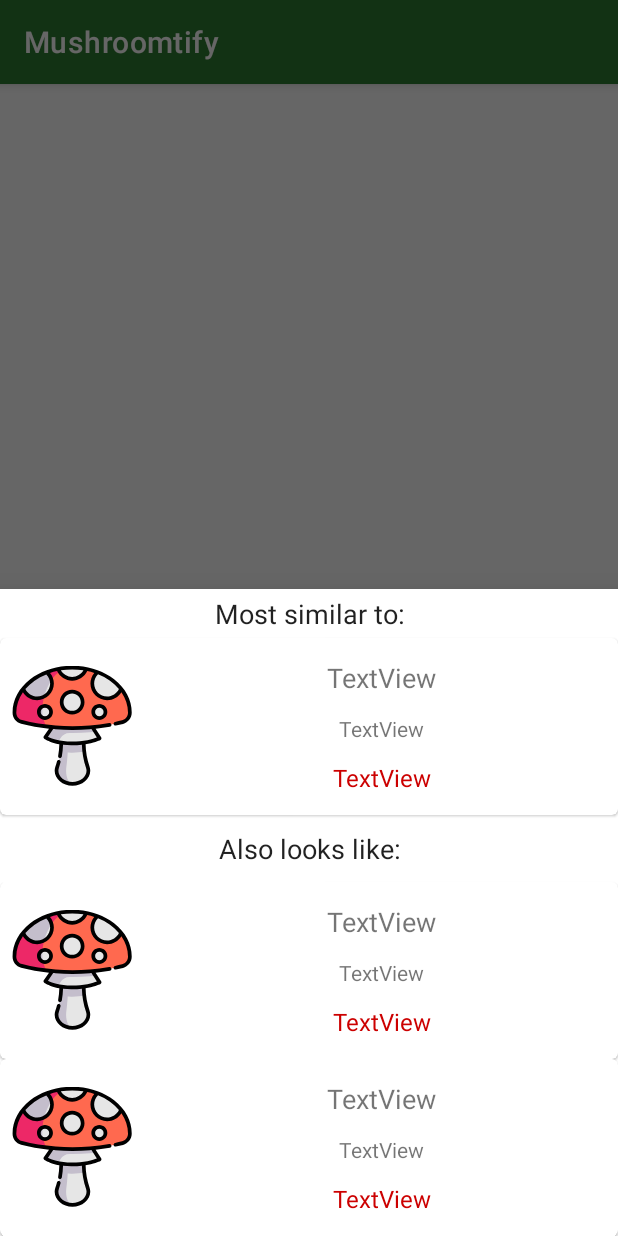
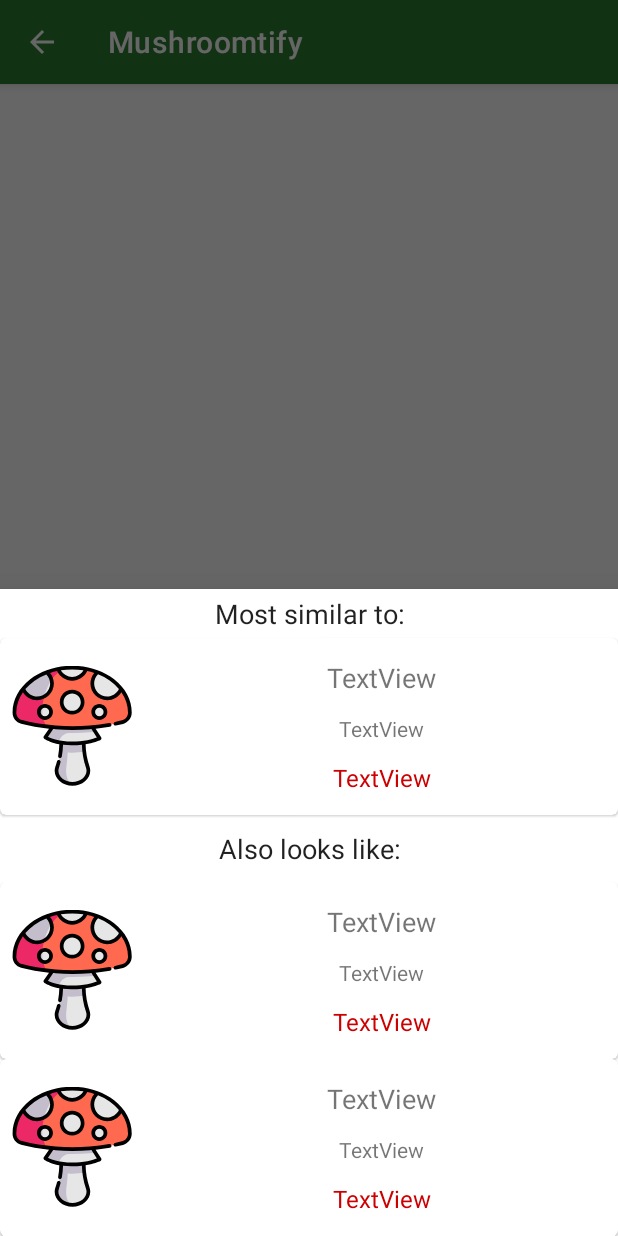
Before and after one commit to abdurahmanovart/Mushroomtify, an Android app: the RecognitionActivity screen opened directly, with no data from a screen before it, on a phone screen of 412 x 824 dp. Run offline under Robolectric (Android 15) with nearby library versions, the phone set to English and light mode, and no system bars; libraries missing offline, so code that uses them is left out: org.pytorch, org.pytorch.torchvision; network calls fail; 29 statements that could not run were skipped.

Commit message:
Added back button on recognition activity

```diff
--- a/app/src/main/java/ai/arturxdroid/mushroomtify/RecognitionActivity.kt
+++ b/app/src/main/java/ai/arturxdroid/mushroomtify/RecognitionActivity.kt
@@ -31,12 +31,19 @@ class RecognitionActivity : AppCompatActivity() {
         coroutineScope.cancel()
     }
 
+    override fun onSupportNavigateUp(): Boolean {
+        onBackPressed()
+        return true
+    }
+
     private fun initUI() {
         val uriString = intent.extras?.getString(EXTRA_IMAGE_URI)
         val imageBitmap =
             MediaStore.Images.Media.getBitmap(this.contentResolver, Uri.parse(uriString))
         mushroom_recognition_image_view.setImageBitmap(imageBitmap)
         initClassification(imageBitmap)
+        supportActionBar?.setDisplayHomeAsUpEnabled(true)
+        supportActionBar?.setDisplayShowHomeEnabled(true)
         dialog = BottomSheetDialog(this)
     }
 
@@ -98,7 +105,7 @@ class RecognitionActivity : AppCompatActivity() {
     private fun getEdibilityColor(edibility: String): Int {
         return when (edibility.toLowerCase()) {
             getString(R.string.edible) -> getColor(android.R.color.holo_green_dark)
-            getString(R.string.inedible) -> getColor(androidx.appcompat.R.color.material_grey_600)
+            getString(R.string.inedible) -> getColor(android.R.color.darker_gray)
             else -> getColor(android.R.color.holo_red_dark)
         }
     }
```
